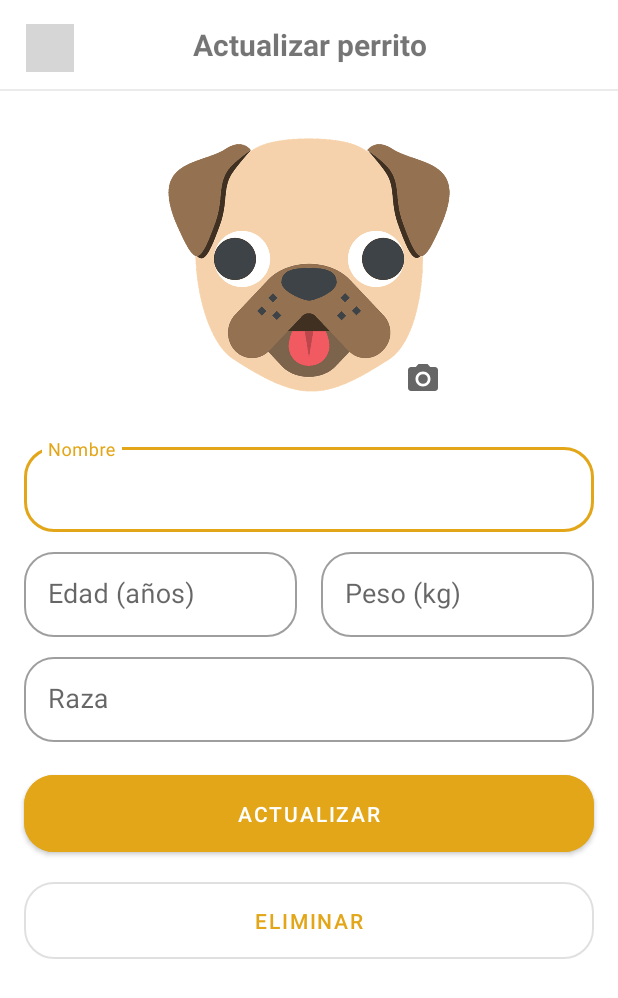
After one commit to asfroggen/AristiComp, an Android app: the layout fragment_owner_update_pet.xml on its own in the app's theme, with its tools: preview values and no code run, on a phone screen of 412 x 824 dp. The commit adds this screen. Shown: the top 998 px of the screen. Run offline under Robolectric (Android 15) with nearby library versions, the phone set to English and light mode, and no system bars; grey boxes are pictures that could not be loaded.

Commit message:
CRUD pets

```diff
--- a/app/src/main/java/com/esaudev/aristicomp/owner/repository/OwnerRepository.kt
+++ b/app/src/main/java/com/esaudev/aristicomp/owner/repository/OwnerRepository.kt
@@ -13,6 +13,8 @@ interface OwnerRepository {
 
     suspend fun getPetsByOwner(ownerID: String): Flow<DataState<List<Pet>>>
 
+    suspend fun deletePet(pet: Pet): Flow<DataState<Boolean>>
+
     fun uploadPetImage(activity: Activity, imageFileURI: Uri?, imageType: String, fragment: Fragment)
 
 
--- a/app/src/main/java/com/esaudev/aristicomp/owner/ui/pets/my_pets/OwnerPetsFragment.kt
+++ b/app/src/main/java/com/esaudev/aristicomp/owner/ui/pets/my_pets/OwnerPetsFragment.kt
@@ -6,6 +6,7 @@ import androidx.fragment.app.Fragment
 import android.view.LayoutInflater
 import android.view.View
 import android.view.ViewGroup
+import androidx.core.os.bundleOf
 import androidx.fragment.app.viewModels
 import androidx.navigation.fragment.findNavController
 import androidx.recyclerview.widget.LinearLayoutManager
@@ -16,6 +17,7 @@ import com.esaudev.aristicomp.extensions.toast
 import com.esaudev.aristicomp.model.Pet
 import com.esaudev.aristicomp.model.Session
 import com.esaudev.aristicomp.owner.ui.adapters.OwnerPetAdapter
+import com.esaudev.aristicomp.utils.Constants.PET_BUNDLE
 import com.esaudev.aristicomp.utils.DataState
 import dagger.hilt.android.AndroidEntryPoint
 
@@ -95,7 +97,7 @@ class OwnerPetsFragment : Fragment(), OwnerPetAdapter.OnOwnerPetClickListener {
     }
 
     override fun onOwnerPetClickListener(pet: Pet) {
-        activity?.toast(pet.name)
+        findNavController().navigate(R.id.ownerPetsToUpdatePetFragment, bundleOf(PET_BUNDLE to pet))
     }
 
 }
--- a/app/src/main/java/com/esaudev/aristicomp/utils/Constants.kt
+++ b/app/src/main/java/com/esaudev/aristicomp/utils/Constants.kt
@@ -16,6 +16,7 @@ object Constants {
     // Bundles
     const val USER_BUNDLE = "user_bundle"
     const val USER_PASSWORD_BUNDLE = "user_password_bundle"
+    const val PET_BUNDLE = "pet_bundle"
 
     // Firebase
     var FIREBASE_USER_SIGNED: FirebaseUser? = null
--- /dev/null
+++ b/app/src/main/res/layout/fragment_owner_update_pet.xml
@@ -0,0 +1,250 @@
+<?xml version="1.0" encoding="utf-8"?>
+<androidx.constraintlayout.widget.ConstraintLayout xmlns:android="http://schemas.android.com/apk/res/android"
+    xmlns:tools="http://schemas.android.com/tools"
+    android:layout_width="match_parent"
+    android:layout_height="match_parent"
+    xmlns:app="http://schemas.android.com/apk/res-auto"
+    tools:context=".owner.ui.pets.update_pet.OwnerUpdatePetFragment">
+
+    <LinearLayout
+        android:id="@+id/llToolbar"
+        android:layout_width="match_parent"
+        android:layout_height="wrap_content"
+        android:orientation="vertical"
+        android:visibility="visible"
+        app:layout_constraintEnd_toEndOf="parent"
+        app:layout_constraintStart_toStartOf="parent"
+        app:layout_constraintTop_toTopOf="parent">
+
+        <TextView
+            android:id="@+id/tvHeader"
+            android:layout_width="match_parent"
+            android:layout_height="wrap_content"
+            android:padding="16dp"
+            android:text="@string/owner_update_pet__header"
+            android:textStyle="bold"
+            android:gravity="center"
+            android:textSize="20sp"
+            app:layout_constraintEnd_toEndOf="parent"
+            app:layout_constraintStart_toStartOf="parent"
+            app:layout_constraintTop_toTopOf="parent" />
+
+        <View
+            android:layout_width="fill_parent"
+            android:layout_height="1dp"
+            android:background="@color/color_border"/>
+
+    </LinearLayout>
+
+    <ImageView
+        android:id="@+id/mbBack"
+        android:layout_width="32dp"
+        android:layout_height="32dp"
+        android:layout_marginTop="16dp"
+        android:contentDescription="@string/content_description"
+        android:scaleType="fitXY"
+        android:src="@drawable/ic_back"
+        android:background="@drawable/asset_ripple_circle"
+        app:tint="?android:attr/textColorPrimary"
+        app:layout_constraintEnd_toEndOf="parent"
+        app:layout_constraintHorizontal_bias="0.046"
+        app:layout_constraintStart_toStartOf="parent"
+        app:layout_constraintTop_toTopOf="parent" />
+
+    <ScrollView
+        android:layout_width="0dp"
+        android:layout_height="0dp"
+        app:layout_constraintTop_toBottomOf="@id/llToolbar"
+        app:layout_constraintEnd_toEndOf="parent"
+        app:layout_constraintStart_toStartOf="parent"
+        app:layout_constraintBottom_toBottomOf="parent">
+
+        <androidx.constraintlayout.widget.ConstraintLayout
+            android:layout_width="match_parent"
+            android:layout_height="wrap_content">
+
+            <com.google.android.material.imageview.ShapeableImageView
+                android:id="@+id/ivImage"
+                android:layout_width="200dp"
+                android:layout_height="200dp"
+                android:layout_marginTop="16dp"
+                android:src="@drawable/ic_new_pet"
+                android:scaleType="centerCrop"
+                app:shapeAppearanceOverlay="@style/Theme.AristiComp.Rounded_10"
+                app:layout_constraintTop_toTopOf="parent"
+                app:layout_constraintEnd_toEndOf="parent"
+                app:layout_constraintStart_toStartOf="parent"/>
+
+            <ImageView
+                android:id="@+id/ivCamera"
+                android:layout_width="wrap_content"
+                android:layout_height="wrap_content"
+                android:layout_margin="12dp"
+                android:src="@drawable/ic_camera"
+                app:layout_constraintEnd_toEndOf="@id/ivImage"
+                app:layout_constraintBottom_toBottomOf="@id/ivImage"/>
+
+            <com.google.android.material.textfield.TextInputLayout
+                android:id="@+id/tilName"
+                style="@style/Widget.MaterialComponents.TextInputLayout.OutlinedBox"
+                android:layout_width="match_parent"
+                android:layout_height="wrap_content"
+                android:layout_marginHorizontal="16dp"
+                android:layout_marginTop="16dp"
+                android:hint="@string/owner_pets__new_pet_name_hint"
+                app:boxCornerRadiusTopStart="20dp"
+                app:boxCornerRadiusBottomEnd="20dp"
+                app:boxCornerRadiusBottomStart="20dp"
+                app:boxCornerRadiusTopEnd="20dp"
+                app:layout_constraintEnd_toEndOf="parent"
+                app:layout_constraintStart_toStartOf="parent"
+                app:layout_constraintTop_toBottomOf="@id/ivImage">
+
+                <com.google.android.material.textfield.TextInputEditText
+                    android:id="@+id/etName"
+                    android:layout_width="match_parent"
+                    android:layout_height="wrap_content"
+                    android:inputType="textCapSentences"
+                    android:padding="16dp"
+                    android:textSize="18sp" />
+            </com.google.android.material.textfield.TextInputLayout>
+
+            <com.google.android.material.textfield.TextInputLayout
+                android:id="@+id/tilAge"
+                style="@style/Widget.MaterialComponents.TextInputLayout.OutlinedBox"
+                android:layout_width="0dp"
+                android:layout_height="wrap_content"
+                android:layout_marginHorizontal="16dp"
+                android:layout_marginTop="8dp"
+                android:hint="@string/owner_pets__new_pet_age_hint"
+                app:boxCornerRadiusTopStart="20dp"
+                app:boxCornerRadiusBottomEnd="20dp"
+                app:boxCornerRadiusBottomStart="20dp"
+                app:boxCornerRadiusTopEnd="20dp"
+                app:layout_constraintStart_toStartOf="parent"
+                app:layout_constraintEnd_toStartOf="@id/tilWeight"
+                app:layout_constraintTop_toBottomOf="@id/tilName">
+
+                <com.google.android.material.textfield.TextInputEditText
+                    android:id="@+id/etAge"
+                    android:layout_width="match_parent"
+                    android:layout_height="wrap_content"
+                    android:inputType="number"
+                    android:padding="16dp"
+                    android:textSize="18sp" />
+            </com.google.android.material.textfield.TextInputLayout>
+
+            <com.google.android.material.textfield.TextInputLayout
+                android:id="@+id/tilWeight"
+                style="@style/Widget.MaterialComponents.TextInputLayout.OutlinedBox"
+                android:layout_width="0dp"
+                android:layout_height="wrap_content"
+                android:layout_marginEnd="16dp"
+                android:layout_marginTop="8dp"
+                android:hint="@string/owner_pets__new_pet_weight_hint"
+                app:boxCornerRadiusTopStart="20dp"
+                app:boxCornerRadiusBottomEnd="20dp"
+                app:boxCornerRadiusBottomStart="20dp"
+                app:boxCornerRadiusTopEnd="20dp"
+                app:layout_constraintEnd_toEndOf="parent"
+                app:layout_constraintStart_toEndOf="@id/tilAge"
+                app:layout_constraintTop_toBottomOf="@id/tilName">
+
+                <com.google.android.material.textfield.TextInputEditText
+                    android:id="@+id/etWeight"
+                    android:layout_width="match_parent"
+                    android:layout_height="wrap_content"
+                    android:inputType="number"
+                    android:padding="16dp"
+                    android:textSize="18sp" />
+            </com.google.android.material.textfield.TextInputLayout>
+
+            <com.google.android.material.textfield.TextInputLayout
+                android:id="@+id/tilRace"
+                style="@style/Widget.MaterialComponents.TextInputLayout.OutlinedBox"
+                android:layout_width="match_parent"
+                android:layout_height="wrap_content"
+                android:layout_marginHorizontal="16dp"
+                android:layout_marginTop="8dp"
+                android:hint="@string/owner_pets__new_pet_race_hint"
+                app:boxCornerRadiusTopStart="20dp"
+                app:boxCornerRadiusBottomEnd="20dp"
+                app:boxCornerRadiusBottomStart="20dp"
+                app:boxCornerRadiusTopEnd="20dp"
+                app:layout_constraintEnd_toEndOf="parent"
+                app:layout_constraintStart_toStartOf="parent"
+                app:layout_constraintTop_toBottomOf="@id/tilAge">
+
+                <com.google.android.material.textfield.TextInputEditText
+                    android:id="@+id/etRace"
+                    android:layout_width="match_parent"
+                    android:layout_height="wrap_content"
+                    android:inputType="textCapSentences"
+                    android:padding="16dp"
+                    android:textSize="18sp" />
+            </com.google.android.material.textfield.TextInputLayout>
+
+            <com.google.android.material.button.MaterialButton
+                android:id="@+id/mbSavePet"
+                android:layout_width="match_parent"
+                android:layout_height="wrap_content"
+                android:layout_marginHorizontal="16dp"
+                android:layout_marginTop="16dp"
+                android:backgroundTint="@color/yellow"
+                android:paddingVertical="16dp"
+                android:text="@string/owner_update_pet__update_button"
+                android:textColor="@android:color/white"
+                app:cornerRadius="20dp"
+                app:layout_constraintBottom_toBottomOf="parent"
+                app:layout_constraintEnd_toEndOf="parent"
+                app:layout_constraintStart_toStartOf="parent"
+                app:layout_constraintTop_toBottomOf="@id/tilRace"
+                app:layout_constraintVertical_bias="0"/>
+
+            <com.google.android.material.progressindicator.CircularProgressIndicator
+                android:id="@+id/pbSavePet"
+                style="@style/Theme.AristiComp.CircularProgressIndicator"
+                android:layout_width="wrap_content"
+                android:layout_height="wrap_content"
+                android:indeterminate="true"
+                android:visibility="gone"
+                app:layout_constraintBottom_toBottomOf="@id/mbSavePet"
+                app:layout_constraintEnd_toEndOf="@id/mbSavePet"
+                app:layout_constraintStart_toStartOf="@id/mbSavePet"
+                app:layout_constraintTop_toTopOf="@id/mbSavePet" />
+
+            <com.google.android.material.button.MaterialButton
+                android:id="@+id/mbDeletePet"
+                style="@style/Widget.MaterialComponents.Button.OutlinedButton"
+                android:layout_width="match_parent"
+                android:layout_height="wrap_content"
+                android:layout_marginHorizontal="16dp"
+                android:layout_marginTop="8dp"
+                android:layout_marginBottom="32dp"
+                android:paddingVertical="16dp"
+                android:text="@string/owner_update_pet__delete_button"
+                app:cornerRadius="20dp"
+                app:layout_constraintBottom_toBottomOf="parent"
+                app:layout_constraintEnd_toEndOf="parent"
+                app:layout_constraintStart_toStartOf="parent"
+                app:layout_constraintTop_toBottomOf="@id/mbSavePet"
+                app:layout_constraintVertical_bias="0"/>
+
+            <com.google.android.material.progressindicator.CircularProgressIndicator
+                android:id="@+id/pbDeletePet"
+                style="@style/Theme.AristiComp.CircularProgressIndicator"
+                android:layout_width="wrap_content"
+                android:layout_height="wrap_content"
+                android:indeterminate="true"
+                android:visibility="gone"
+                app:layout_constraintBottom_toBottomOf="@id/mbDeletePet"
+                app:layout_constraintEnd_toEndOf="@id/mbDeletePet"
+                app:layout_constraintStart_toStartOf="@id/mbDeletePet"
+                app:layout_constraintTop_toTopOf="@id/mbDeletePet" />
+
+        </androidx.constraintlayout.widget.ConstraintLayout>
+
+    </ScrollView>
+
+
+</androidx.constraintlayout.widget.ConstraintLayout>
--- a/app/src/main/res/values/strings.xml
+++ b/app/src/main/res/values/strings.xml
@@ -83,8 +83,16 @@
     <string name="owner_pets__new_pet_success">Perrito guardado correctamente</string>
     <string name="owner_pets__new_pet_fill_data">Rellene todos los campos para continuar</string>
 
+    <string name="owner_update_pet__header">Actualizar perrito</string>
+    <string name="owner_update_pet__update_button">Actualizar</string>
+    <string name="owner_update_pet__delete_button">Eliminar</string>
+    <string name="owner_update_pet__delete_warning">¿Esta seguro? Si elimina este perrito se perderá todo registro de él</string>
+    <string name="owner_update_pet__delete_success">Perrito eliminado correctamente</string>
+
     <string name="read_storage_permission_denied">Oops, parece que no aceptaste los permisos necesarios. Puedes hacerlo desde configuración.</string>
     <string name="image_selection_failed">Oops, parece que algo salió mal.</string>
 
     <string name="errors__general_error">>Oops, algo salió mal intente de nuevo más tarde</string>
+    <string name="ok">Si</string>
+    <string name="cancel">Cancelar</string>
 </resources>
```
Also changed, not shown: app/src/main/java/com/esaudev/aristicomp/owner/repository/OwnerRepositoryImpl.kt (+26 -0 lines), app/src/main/java/com/esaudev/aristicomp/owner/ui/pets/update_pet/OwnerUpdatePetFragment.kt (added, +302 -0 lines), app/src/main/java/com/esaudev/aristicomp/owner/ui/pets/update_pet/OwnerUpdatePetViewModel.kt (added, +53 -0 lines), app/src/main/res/navigation/nav_graph_owner.xml (+12 -0 lines).
